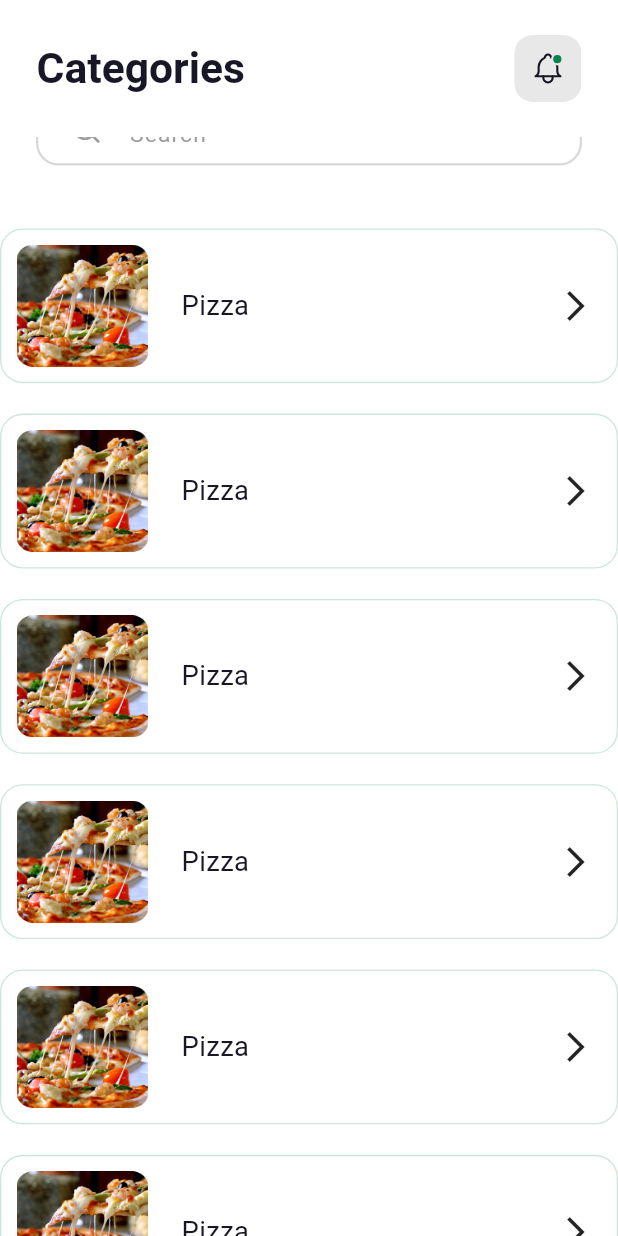
After one commit to Apptesting7260/woye_userApp, a Flutter app: the RestaurantCategoriesScreen screen opened directly, on a phone screen of 412 x 824 dp. The commit adds this screen. Run offline on Flutter 3.47's test engine with Material 3 defaults, Android fonts, the phone set to English and light mode, and no system bars; our stand-ins replace connectivity_plus, country_code_picker, firebase_auth, firebase_core, flutter_screenutil, flutter_svg and 9 more; missing offline and left inert: flutter_facebook_auth, otp_timer_button; accounts and stored records are empty; Roboto replaces fonts that are missing (Gilroy); project files that could hold a hidden picture were left out.

Commit message:
good afternoon

```diff
--- a/lib/Routes/app_routes.dart
+++ b/lib/Routes/app_routes.dart
@@ -6,6 +6,8 @@ import 'package:woye_user/Presentation/Common/otp/otp_binding.dart';
 import 'package:woye_user/Presentation/Common/otp/otp_screen.dart';
 import 'package:woye_user/Presentation/Grocery/Grocery_navbar/grocery_navbar.dart';
 import 'package:woye_user/Presentation/Pharmacy/Pharmacy_navbar/pharmacy_navbar.dart';
+import 'package:woye_user/Presentation/Restaurants/Pages/Restaurant_categories/restaurant_categories_filter.dart';
+import 'package:woye_user/Presentation/Restaurants/Pages/Restaurant_wishlist/restaurant_wishlist_filter_screen.dart';
 import 'package:woye_user/Presentation/Restaurants/Restaurants_navbar/restaurant_navbar.dart';
 import 'package:woye_user/Presentation/Restaurants/Restaurants_navbar/restaurant_navbar_binding.dart';
 import 'package:woye_user/presentation/Common/login/login_binding.dart';
@@ -29,6 +31,9 @@ class AppRoutes {
   static const String groceryNavbar = "/grocery_navbar";
   static const String otpVerification = "/otp_verification";
   static const String homeScreen = "/home_screen";
+  static const String restaurantCategoriesFilter =
+      "/restaurant_categories_filter";
+  static const String restaurantWishlistFilter = "/restaurant_Wishlist_filter";
 
   static List<GetPage> pages = [
     GetPage(
@@ -37,15 +42,12 @@ class AppRoutes {
     ),
     GetPage(
         name: welcomeScreen,
-        page: () =>  WelcomeScreen(),
+        page: () => WelcomeScreen(),
         binding: WelcomeBinding()),
-    GetPage(name: login, page: () => LoginScreen(), binding: LoginBinding()),
+    GetPage(
+        name: login, page: () => const LoginScreen(), binding: LoginBinding()),
     GetPage(name: otp, page: () => OtpScreen(), binding: OtpBinding()),
     GetPage(name: signUp, page: () => SignUpScreen(), binding: SignUpBinding()),
-    // GetPage(
-    //     name: signUpOtp,
-    //     page: () => const SignUpOtpScreen(),
-    //     binding: SignUpOtpBinding()),
     GetPage(
         name: signUpFom,
         page: () => const SignUpFormScreen(),
@@ -58,7 +60,7 @@ class AppRoutes {
     GetPage(
         name: restaurantNavbar,
         page: () => const RestaurantNavbar(),
-        bindings: [RestaurantNavbarBinding(),HomeBinding()]),
+        bindings: [RestaurantNavbarBinding(), HomeBinding()]),
     GetPage(
         name: restaurantNavbar,
         page: () => const RestaurantNavbar(),
@@ -71,5 +73,11 @@ class AppRoutes {
       name: groceryNavbar,
       page: () => const GroceryNavbar(),
     ),
+    GetPage(
+        name: restaurantCategoriesFilter,
+        page: () => const RestaurantCategoriesFilter()),
+    GetPage(
+        name: restaurantWishlistFilter,
+        page: () => const RestaurantWishlistFilter()),
   ];
 }
--- /dev/null
+++ b/lib/presentation/Restaurants/Pages/Restaurant_cart/restaurant_controller.dart
@@ -0,0 +1,3 @@
+import 'package:woye_user/Core/Utils/app_export.dart';
+
+class RestaurantController extends GetxController {}
--- /dev/null
+++ b/lib/presentation/Restaurants/Pages/Restaurant_categories/restaurant_categories_controller.dart
@@ -0,0 +1,3 @@
+import 'package:woye_user/Core/Utils/app_export.dart';
+
+class RestaurantCategoriesController extends GetxController {}
--- /dev/null
+++ b/lib/presentation/Restaurants/Pages/Restaurant_categories/restaurant_categories_screen.dart
@@ -0,0 +1,186 @@
+import 'package:woye_user/Presentation/Restaurants/Pages/Restaurant_categories/restaurant_category_details_screen.dart';
+import 'package:woye_user/core/utils/app_export.dart';
+
+class RestaurantCategoriesScreen extends StatelessWidget {
+  const RestaurantCategoriesScreen({super.key});
+
+  @override
+  Widget build(BuildContext context) {
+    return Scaffold(
+        appBar: CustomAppBar(
+          isLeading: false,
+          isActions: true,
+          title: Text(
+            "Categories",
+            style: AppFontStyle.text_28_600(AppColors.darkText),
+          ),
+        ),
+        body: CustomScrollView(
+          slivers: [
+            SliverAppBar(
+                automaticallyImplyLeading: false,
+                snap: true,
+                floating: true,
+                expandedHeight: 60.h,
+                flexibleSpace: FlexibleSpaceBar(
+                  titlePadding: EdgeInsets.only(left: 24, right: 24),
+                  title: SizedBox(
+                    height: 60,
+                    child: CustomTextFormField(
+                      contentPadding: REdgeInsets.only(bottom: 8),
+                      borderRadius: BorderRadius.circular(10),
+                      hintText: "Search",
+                      hintStyle: AppFontStyle.text_10_400(AppColors.hintText),
+                      prefix: Padding(
+                        padding: REdgeInsets.only(left: 15, right: 8),
+                        child: SvgPicture.asset(
+                          "assets/svg/search.svg",
+                          height: 14.h,
+                        ),
+                      ),
+                      prefixConstraints: BoxConstraints(minWidth: 30),
+                    ),
+                  ),
+                )),
+            // SliverList.separated(
+            //     itemCount: 30,
+            //     itemBuilder: (context, index) {
+            //       return Container(
+            //         child: Text("aaaaaaaaaaa"),
+            //       );
+            //     },
+            //     separatorBuilder: (context, index) {
+            //       return hBox(20);
+            //     })
+            SliverFillRemaining(
+              child: Expanded(
+                child: ListView.separated(
+                  itemCount: 20,
+                  itemBuilder: (context, index) {
+                    return GestureDetector(
+                      onTap: () {
+                        Get.to(RestaurantCategoryDetailsScreen());
+                      },
+                      child: Container(
+                        decoration: BoxDecoration(
+                            border: Border.all(
+                                width: 0.8.w, color: AppColors.lightPrimary),
+                            borderRadius: BorderRadius.circular(15.r)),
+                        child: Padding(
+                          padding: REdgeInsets.only(left: 10, right: 15),
+                          child: Row(
+                            mainAxisAlignment: MainAxisAlignment.spaceBetween,
+                            children: [
+                              SizedBox(
+                                height: 100.h,
+                                child: Row(
+                                  children: [
+                                    Container(
+                                      decoration: BoxDecoration(
+                                          borderRadius:
+                                              BorderRadius.circular(10.r)),
+                                      height: 80.h,
+                                      width: 80.w,
+                                      child: Image.asset(
+                                        "assets/images/pizza.png",
+                                        height: 80.h,
+                                        fit: BoxFit.fill,
+                                      ),
+                                    ),
+                                    wBox(20),
+                                    Text(
+                                      'Pizza',
+                                      style: AppFontStyle.text_18_400(
+                                          AppColors.darkText),
+                                    )
+                                  ],
+                                ),
+                              ),
+                              Icon(Icons.arrow_forward_ios),
+                            ],
+                          ),
+                        ),
+                      ),
+                    );
+                  },
+                  separatorBuilder: (BuildContext context, int index) {
+                    return hBox(20);
+                  },
+                ),
+              ),
+            )
+          ],
+          //  Padding(
+          //   padding: REdgeInsets.all(16.0),
+          //   child: Column(
+          //     children: [
+          //       // CustomTextFormField(
+          //       //   hintText: "Search",
+          //       //   prefix: SvgPicture.asset(
+          //       //     "assets/svg/search.svg",
+          //       //     height: 20,
+          //       //   ),
+          //       // ),
+          //       hBox(20),
+          //       Expanded(
+          //         child: ListView.separated(
+          //           itemCount: 20,
+          //           itemBuilder: (context, index) {
+          //             return GestureDetector(
+          //               onTap: () {
+          //                 Get.to(RestaurantCategoryDetailsScreen());
+          //               },
+          //               child: Container(
+          //                 decoration: BoxDecoration(
+          //                     border: Border.all(
+          //                         width: 0.8.w, color: AppColors.lightPrimary),
+          //                     borderRadius: BorderRadius.circular(15.r)),
+          //                 child: Padding(
+          //                   padding: REdgeInsets.only(left: 10, right: 15),
+          //                   child: Row(
+          //                     mainAxisAlignment: MainAxisAlignment.spaceBetween,
+          //                     children: [
+          //                       SizedBox(
+          //                         height: 100.h,
+          //                         child: Row(
+          //                           children: [
+          //                             Container(
+          //                               decoration: BoxDecoration(
+          //                                   borderRadius:
+          //                                       BorderRadius.circular(10.r)),
+          //                               height: 80.h,
+          //                               width: 80.w,
+          //                               child: Image.asset(
+          //                                 "assets/images/pizza.png",
+          //                                 height: 80.h,
+          //                                 fit: BoxFit.fill,
+          //                               ),
+          //                             ),
+          //                             wBox(20),
+          //                             Text(
+          //                               'Pizza',
+          //                               style: AppFontStyle.text_18_400(
+          //                                   AppColors.darkText),
+          //                             )
+          //                           ],
+          //                         ),
+          //                       ),
+          //                       Icon(Icons.arrow_forward_ios),
+          //                     ],
+          //                   ),
+          //                 ),
+          //               ),
+          //             );
+          //           },
+          //           separatorBuilder: (BuildContext context, int index) {
+          //             return hBox(20);
+          //           },
+          //         ),
+          //       ),
+          //       hBox(70),
+          //     ],
+          //   ),
+          // ),
+        ));
+  }
+}
--- /dev/null
+++ b/lib/presentation/Restaurants/Pages/Restaurant_profile/restaurant_profile_controller.dart
@@ -0,0 +1,3 @@
+import 'package:woye_user/core/utils/app_export.dart';
+
+class RestaurantProfileController extends GetxController {}
--- /dev/null
+++ b/lib/presentation/Restaurants/Pages/Restaurant_wishlist/restaurant_wishlist_controller.dart
@@ -0,0 +1,3 @@
+import 'package:woye_user/Core/Utils/app_export.dart';
+
+class RestaurantWishlistController extends GetxController {}
--- a/lib/shared/widgets/custom_app_bar.dart
+++ b/lib/shared/widgets/custom_app_bar.dart
@@ -8,6 +8,7 @@ class CustomAppBar extends StatelessWidget implements PreferredSizeWidget {
   final double? leadingWidth;
   final bool? centetTitle;
   final bool isActions;
+  final double? toolbarHeight;
 
   const CustomAppBar(
       {super.key,
@@ -17,7 +18,8 @@ class CustomAppBar extends StatelessWidget implements PreferredSizeWidget {
       this.isLeading = true,
       this.leadingWidth,
       this.centetTitle,
-      this.isActions = false});
+      this.isActions = false,
+      this.toolbarHeight});
   @override
   Widget build(BuildContext context) {
     return Padding(
@@ -47,7 +49,7 @@ class CustomAppBar extends StatelessWidget implements PreferredSizeWidget {
         centerTitle: isLeading,
         title: title,
         leadingWidth: leadingWidth ?? 50.w,
-        toolbarHeight: 90.h,
+        toolbarHeight: toolbarHeight ?? 90.h,
         actions: actions ??
             (isActions
                 ? [
--- a/lib/shared/widgets/custom_form_field.dart
+++ b/lib/shared/widgets/custom_form_field.dart
@@ -119,7 +119,7 @@ class CustomTextFormField extends StatelessWidget {
         hintStyle: hintStyle ?? AppFontStyle.text_14_400(AppColors.hintText),
         prefixIcon: prefix,
         prefixIconConstraints:
-            prefixConstraints ?? BoxConstraints(minWidth: 50.w),
+            prefixConstraints ?? BoxConstraints(minWidth: 30.w),
         suffixIcon: suffix,
         suffixIconConstraints: suffixConstraints,
         isDense: true,
```
Also changed, not shown: lib/presentation/Restaurants/Pages/Categories/categories_screen.dart (deleted, +0 -91 lines), lib/presentation/Restaurants/Pages/Restaurant_cart/restaurant_cart_screen.dart (renamed from lib/presentation/Restaurants/Pages/My_cart/my_cart_screen.dart, +5 -7 lines), lib/presentation/Restaurants/Pages/Restaurant_categories/restaurant_categories_filter.dart (renamed from lib/presentation/Restaurants/Pages/Categories/Category_details/Filter/filter_screen.dart, +49 -42 lines), lib/presentation/Restaurants/Pages/Restaurant_categories/restaurant_category_details_screen.dart (renamed from lib/presentation/Restaurants/Pages/Categories/Category_details/category_details_screen.dart, +5 -3 lines), lib/presentation/Restaurants/Pages/Restaurant_home/restaurant_home_controller.dart (+7 -0 lines), lib/presentation/Restaurants/Pages/Restaurant_home/restaurant_home_screen.dart (+30 -9 lines), lib/presentation/Restaurants/Pages/Restaurant_profile/restaurant_profile_screen.dart (renamed from lib/presentation/Restaurants/Pages/My_profile/my_profile_screen.dart, +7 -6 lines), lib/presentation/Restaurants/Pages/Restaurant_wishlist/restaurant_wishlist_filter_screen.dart (renamed from lib/presentation/Restaurants/Pages/Wishlist/Filter/filter_screen.dart, +41 -38 lines), lib/presentation/Restaurants/Pages/Restaurant_wishlist/restaurant_wishlist_screen.dart (renamed from lib/presentation/Restaurants/Pages/Wishlist/wishlist_screen.dart, +3 -4 lines), lib/presentation/Restaurants/Restaurants_navbar/restaurant_navbar_controller.dart (+8 -8 lines), assets/svg/favorite-active.svg (added), assets/svg/favorite-inactive.svg (added).
